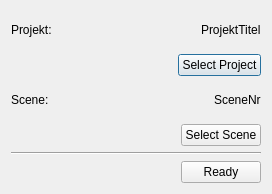
Qt form startupmenu.ui (davidlamhauge/dastoryboard) before a commit.
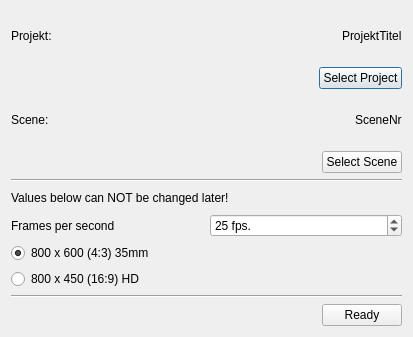
The same form after that commit.

```diff
--- a/startupmenu.ui
+++ b/startupmenu.ui
@@ -6,8 +6,8 @@
    <rect>
     <x>0</x>
     <y>0</y>
-    <width>272</width>
-    <height>194</height>
+    <width>413</width>
+    <height>337</height>
    </rect>
   </property>
   <property name="windowTitle">
@@ -124,6 +124,122 @@
      </item>
     </layout>
    </item>
+   <item>
+    <widget class="Line" name="line_3">
+     <property name="orientation">
+      <enum>Qt::Horizontal</enum>
+     </property>
+    </widget>
+   </item>
+   <item>
+    <layout class="QHBoxLayout" name="horizontalLayout_9">
+     <item>
+      <widget class="QLabel" name="labImportant">
+       <property name="text">
+        <string>Values below can NOT be changed later!</string>
+       </property>
+      </widget>
+     </item>
+     <item>
+      <widget class="Line" name="line_2">
+       <property name="orientation">
+        <enum>Qt::Horizontal</enum>
+       </property>
+      </widget>
+     </item>
+     <item>
+      <spacer name="horizontalSpacer_8">
+       <property name="orientation">
+        <enum>Qt::Horizontal</enum>
+       </property>
+       <property name="sizeHint" stdset="0">
+        <size>
+         <width>40</width>
+         <height>20</height>
+        </size>
+       </property>
+      </spacer>
+     </item>
+    </layout>
+   </item>
+   <item>
+    <layout class="QHBoxLayout" name="horizontalLayout_6">
+     <item>
+      <widget class="QLabel" name="labFPS">
+       <property name="text">
+        <string>Frames per second</string>
+       </property>
+      </widget>
+     </item>
+     <item>
+      <widget class="QSpinBox" name="sbFPS">
+       <property name="suffix">
+        <string notr="true"> fps.</string>
+       </property>
+       <property name="minimum">
+        <number>8</number>
+       </property>
+       <property name="maximum">
+        <number>30</number>
+       </property>
+       <property name="value">
+        <number>25</number>
+       </property>
+      </widget>
+     </item>
+    </layout>
+   </item>
+   <item>
+    <layout class="QHBoxLayout" name="horizontalLayout_8">
+     <item>
+      <widget class="QRadioButton" name="rbStandard">
+       <property name="text">
+        <string notr="true">800 x 600 (4:3) 35mm</string>
+       </property>
+       <property name="checked">
+        <bool>true</bool>
+       </property>
+      </widget>
+     </item>
+     <item>
+      <spacer name="horizontalSpacer_6">
+       <property name="orientation">
+        <enum>Qt::Horizontal</enum>
+       </property>
+       <property name="sizeHint" stdset="0">
+        <size>
+         <width>40</width>
+         <height>20</height>
+        </size>
+       </property>
+      </spacer>
+     </item>
+    </layout>
+   </item>
+   <item>
+    <layout class="QHBoxLayout" name="horizontalLayout_7">
+     <item>
+      <widget class="QRadioButton" name="rbHD">
+       <property name="text">
+        <string notr="true">800 x 450 (16:9) HD</string>
+       </property>
+      </widget>
+     </item>
+     <item>
+      <spacer name="horizontalSpacer_7">
+       <property name="orientation">
+        <enum>Qt::Horizontal</enum>
+       </property>
+       <property name="sizeHint" stdset="0">
+        <size>
+         <width>40</width>
+         <height>20</height>
+        </size>
+       </property>
+      </spacer>
+     </item>
+    </layout>
+   </item>
    <item>
     <widget class="Line" name="line">
      <property name="orientation">
```
